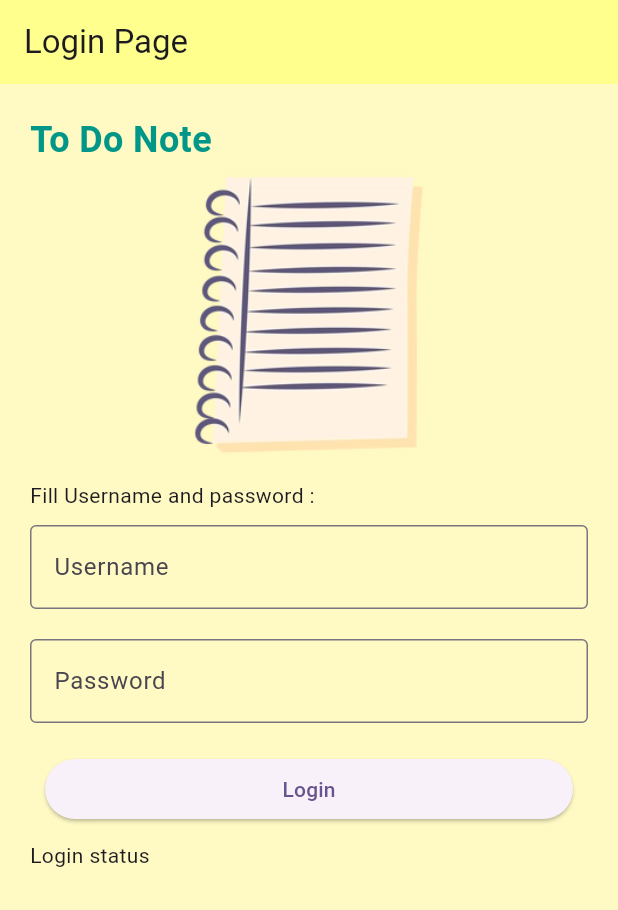
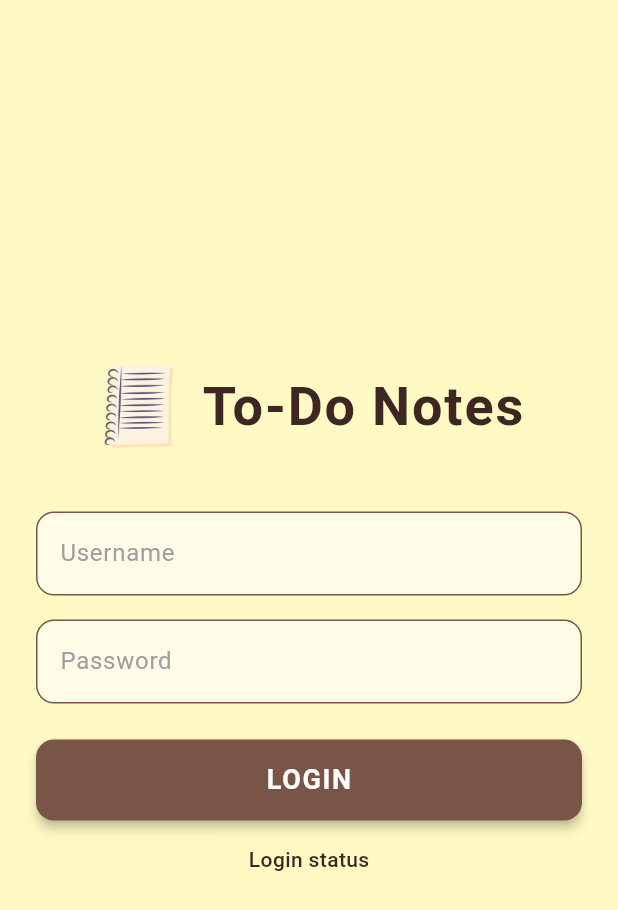
Before and after one commit to NGadit64/list-app, a Flutter app: the screen it shows after launch, on a phone screen of 412 x 824 dp. Shown: the top 910 px of the screen. Run offline on Flutter 3.47's test engine with Material 3 defaults, Android fonts, the phone set to English and light mode, and no system bars; our stand-ins replace get, shared_preferences, sqflite; accounts and stored records are empty.

Commit message:
feat :[FR] Logout dan Responsive

```diff
--- a/lib/controllers/login_controller.dart
+++ b/lib/controllers/login_controller.dart
@@ -14,7 +14,7 @@ class LoginController extends GetxController {
       statusLogin.value = "Sukses login";
       final prefs = await SharedPreferences.getInstance();
       prefs.setString("username", txtUsername.text.toString());
-      Get.offAllNamed(AppRoutes.dashboardPage);
+      Get.offAllNamed(AppRoutes.responsivePage);
     } else {
       statusLogin.value = "Gagal login";
       Get.snackbar(
--- a/lib/controllers/splashscreen_controller.dart
+++ b/lib/controllers/splashscreen_controller.dart
@@ -14,7 +14,7 @@ class SplashscreenController extends GetxController {
     await Future.delayed(Duration(seconds: 3));
     final prefs = await SharedPreferences.getInstance();
     if (prefs.getString("username") != null) {
-      Get.offAllNamed(AppRoutes.dashboardPage);
+      Get.offAllNamed(AppRoutes.loginPage);
     } else {
       Get.offAllNamed(AppRoutes.loginPage);
     }
--- a/lib/pages/login_page.dart
+++ b/lib/pages/login_page.dart
@@ -10,72 +10,123 @@ class LoginPage extends StatelessWidget {
   @override
   Widget build(BuildContext context) {
     return Scaffold(
-      backgroundColor: const Color(0xFFFFF9C4),
-      appBar: AppBar(
-        title: const Text("Login Page"),
-        backgroundColor: const Color.fromARGB(255, 255, 255, 142),
+      backgroundColor: const Color(0xFFFFF9C4), // light yellow background
+      body: Center(
+        child: SingleChildScrollView(
+          padding: const EdgeInsets.all(24),
+          child: Column(
+            mainAxisAlignment: MainAxisAlignment.center,
+            children: [
+              // Logo + Title Row
+              Row(
+                mainAxisAlignment: MainAxisAlignment.center,
+                children: [
+                  // Logo
+                  Image.asset(
+                    'assets/nott.webp',
+                    width: 60,
+                    height: 60,
                   ),
-      body: Container(
-        margin: const EdgeInsets.all(20),
-        child: Column(
-          crossAxisAlignment: CrossAxisAlignment.start,
-          children: [
+                  const SizedBox(width: 12),
+                  // Title Text
                   const Text(
-              "To Do Note",
+                    "To-Do Notes",
                     style: TextStyle(
-                fontSize: 24,
+                      fontSize: 36,
                       fontWeight: FontWeight.bold,
-                color: Colors.teal,
+                      color: Color(0xFF3E2723), // dark brown accent
+                      letterSpacing: 1.2,
                     ),
                   ),
+                ],
+              ),
 
-            //gambar
-            Center(
-              child: SizedBox(
-                width: 200,
-                child: Image.asset('assets/nott.webp'),
+              const SizedBox(height: 40),
+
+              // Username TextField
+              TextField(
+                controller: loginC.txtUsername,
+                style: const TextStyle(color: Colors.black),
+                decoration: InputDecoration(
+                  hintText: "Username",
+                  hintStyle: const TextStyle(color: Colors.grey),
+                  filled: true,
+                  fillColor: const Color(0xFFFFFDE7), // lighter yellow box
+                  enabledBorder: OutlineInputBorder(
+                    borderRadius: BorderRadius.circular(12),
+                    borderSide: const BorderSide(color: Color(0xFF795548), width: 1), // brown border
                   ),
-            ),
-            const SizedBox(height: 10),
-            const Text("Fill Username and password :"),
-
-            // Username
-            Container(
-              margin: const EdgeInsets.symmetric(vertical: 10),
-              child: TextField(
-                controller: loginC.txtUsername,
-                decoration: const InputDecoration(
-                  hintText: "Username",
-                  border: OutlineInputBorder(),
+                  focusedBorder: OutlineInputBorder(
+                    borderRadius: BorderRadius.circular(12),
+                    borderSide: const BorderSide(color: Color(0xFF5D4037), width: 2),
                   ),
                 ),
               ),
 
-            // Password
-            Container(
-              margin: const EdgeInsets.symmetric(vertical: 10),
-              child: TextField(
+              const SizedBox(height: 16),
+
+              // Password TextField
+              TextField(
                 controller: loginC.txtPassword,
                 obscureText: true,
-                decoration: const InputDecoration(
-                  labelText: "Password",
-                  border: OutlineInputBorder(),
+                style: const TextStyle(color: Colors.black),
+                decoration: InputDecoration(
+                  hintText: "Password",
+                  hintStyle: const TextStyle(color: Colors.grey),
+                  filled: true,
+                  fillColor: const Color(0xFFFFFDE7),
+                  enabledBorder: OutlineInputBorder(
+                    borderRadius: BorderRadius.circular(12),
+                    borderSide: const BorderSide(color: Color(0xFF795548), width: 1),
+                  ),
+                  focusedBorder: OutlineInputBorder(
+                    borderRadius: BorderRadius.circular(12),
+                    borderSide: const BorderSide(color: Color(0xFF5D4037), width: 2),
                   ),
                 ),
               ),
 
-            // Button login
-            Container(
-              margin: const EdgeInsets.all(10),
+              const SizedBox(height: 24),
+
+              // Login Button
+              SizedBox(
                 width: double.infinity,
                 child: ElevatedButton(
                   onPressed: loginC.login,
-                child: const Text("Login"),
+                  style: ElevatedButton.styleFrom(
+                    backgroundColor: const Color(0xFF795548), // brown button
+                    foregroundColor: Colors.white,
+                    padding: const EdgeInsets.symmetric(vertical: 14),
+                    shape: RoundedRectangleBorder(
+                      borderRadius: BorderRadius.circular(12),
+                    ),
+                    elevation: 3,
+                  ),
+                  child: const Text(
+                    "LOGIN",
+                    style: TextStyle(
+                      fontSize: 18,
+                      fontWeight: FontWeight.bold,
+                      letterSpacing: 1.1,
+                    ),
+                  ),
                 ),
               ),
 
-            Obx(() => Text(loginC.statusLogin.value)),
+              const SizedBox(height: 16),
+
+              // Login status
+              Obx(
+                () => Text(
+                  loginC.statusLogin.value,
+                  style: const TextStyle(
+                    color: Color(0xFF3E2723),
+                    fontWeight: FontWeight.w500,
+                  ),
+                ),
+              ),
             ],
+          ),
         ),
       ),
     );
--- a/lib/routes/pages.dart
+++ b/lib/routes/pages.dart
@@ -4,6 +4,7 @@ import 'package:list_app/bindings/edit_todo_binding.dart';
 import 'package:list_app/bindings/history_binding.dart';
 import 'package:list_app/bindings/list_binding.dart';
 import 'package:list_app/bindings/login_binding.dart';
+import 'package:list_app/bindings/respob_binding.dart';
 import 'package:list_app/bindings/splashscreen_binding.dart';
 import 'package:list_app/bindings/todo_binding.dart';
 import 'package:list_app/pages/add_todo.dart';
@@ -16,6 +17,7 @@ import 'package:list_app/pages/profile_page.dart';
 import 'package:list_app/pages/dashboard_page.dart';
 import 'package:list_app/pages/splashscreen_page.dart';
 import 'package:list_app/pages/todo_page.dart';
+import 'package:list_app/pages/responsive_page.dart';
 import 'routes.dart';
 
 class AppPages {
@@ -29,5 +31,6 @@ class AppPages {
     GetPage(name: AppRoutes.listPage, page: () => ListPage(), binding: ListBinding(),),
     GetPage(name: AppRoutes.todoPage, page: () => TodoPage(), binding: TodoBinding(), ),
     GetPage(name: AppRoutes.splashScreen, page: () => SplashscreenPage(), binding: SplashscreenBinding(), ),
+    GetPage(name: AppRoutes.responsivePage, page: () => ExamplePage(), binding: ResponsiveBinding(), ),
   ];
 }
--- a/lib/routes/routes.dart
+++ b/lib/routes/routes.dart
@@ -9,5 +9,6 @@ class AppRoutes {
   static const String editTodo = "/editTodo";
   static const String historyPage = "/historyPage";
   static const String listPage = "/listPage";
-    static const String splashScreen = "/splashScreen";
+  static const String splashScreen = "/splashScreen";
+  static const String responsivePage = "/responsivePage";
 }
--- a/pubspec.yaml
+++ b/pubspec.yaml
@@ -68,6 +68,7 @@ flutter:
       - assets/francis.jpeg
       - assets/dafi.jpeg
       - assets/adit.jpeg
+      - assets/francistest.gif
 
   # An image asset can refer to one or more resolution-specific "variants", see
   # https://flutter.dev/to/resolution-aware-images
```
Also changed, not shown: lib/bindings/respob_binding.dart (added, +11 -0 lines), lib/controllers/responsive_controller.dart (added, +14 -0 lines), lib/dbHelper.dart (+8 -0 lines), lib/pages/dashboard_wide_page.dart (added, +43 -0 lines), lib/pages/profile_page.dart (+13 -6 lines), lib/pages/responsive_page.dart (added, +23 -0 lines), assets/francistest.gif (added), pubspec.lock. Lines whose indentation alone changed are shown as unchanged.
